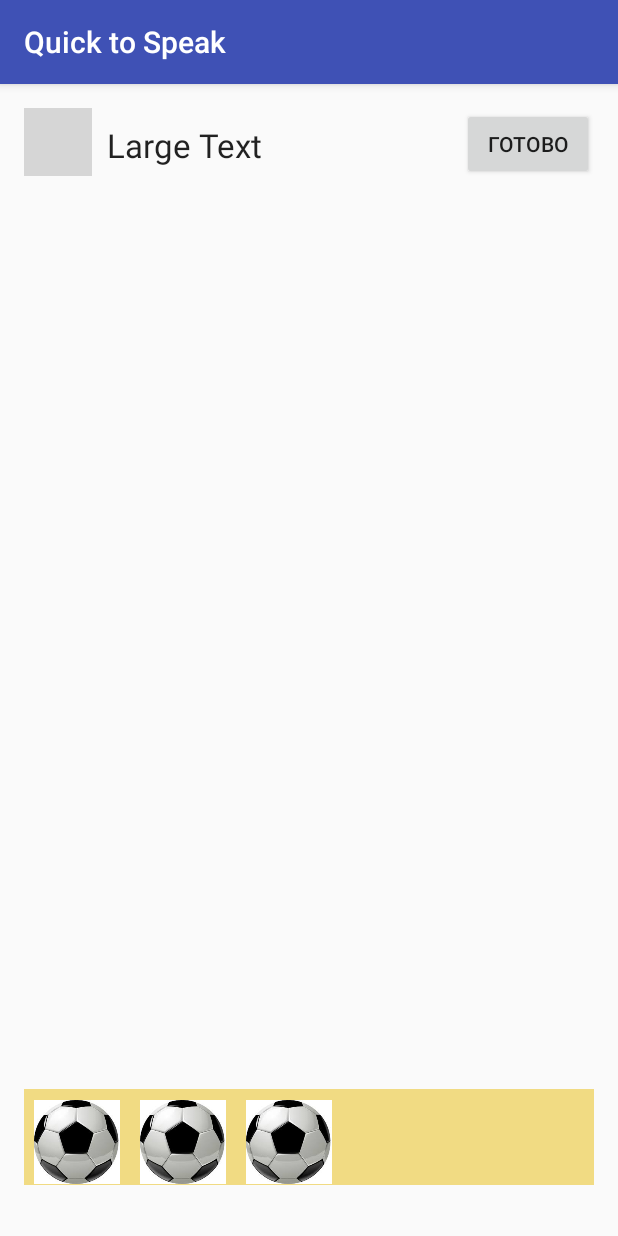
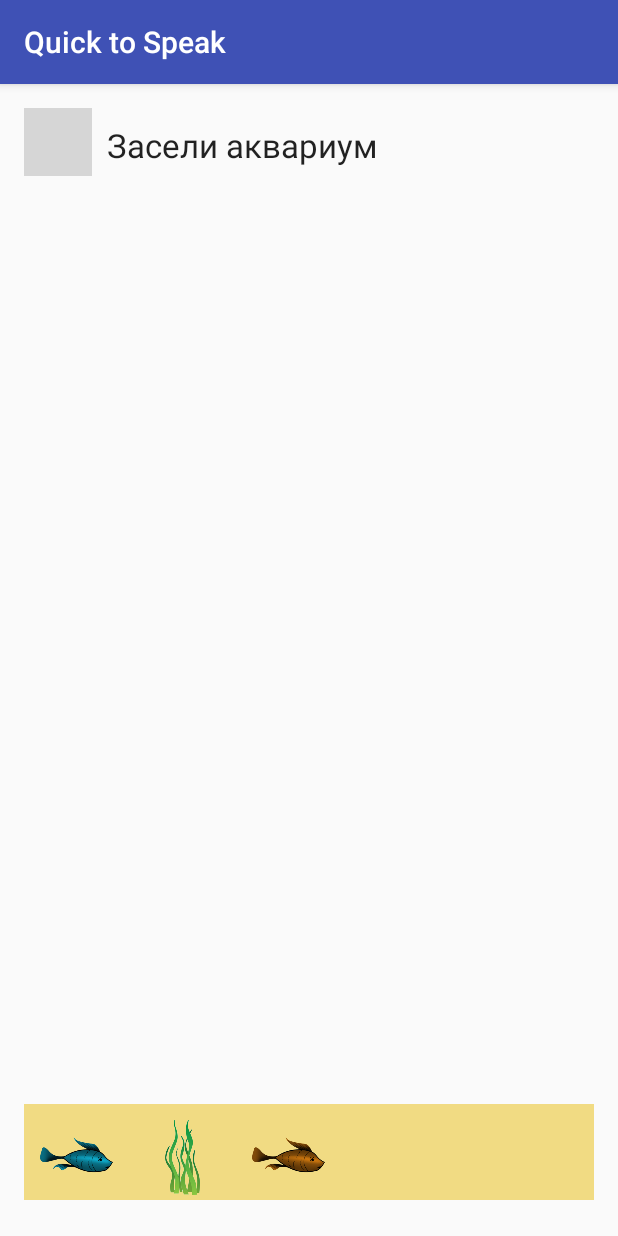
Before and after one commit to vasileuskivadzim/DashkaApp, an Android app: the AquariumActivity screen opened directly, with no data from a screen before it, on a phone screen of 412 x 824 dp. Run offline under Robolectric (Android 15) with nearby library versions, the phone set to English and light mode, and no system bars; libraries missing offline, so code that uses them is left out: ru.yandex.speechkit; grey boxes are pictures that could not be loaded.

Commit message:
add pictures to aquarium

```diff
--- a/app/build.gradle
+++ b/app/build.gradle
@@ -8,7 +8,7 @@ android {
         applicationId "com.dashkasystems.testapp1"
         minSdkVersion 23
         targetSdkVersion 24
-        versionCode 6
+        versionCode 8
         versionName "1.0"
     }
     buildTypes {
--- a/app/src/main/java/com/dashkasystems/testapp1/Aquarium/Fish.java
+++ b/app/src/main/java/com/dashkasystems/testapp1/Aquarium/Fish.java
@@ -1,6 +1,11 @@
 package com.dashkasystems.testapp1.Aquarium;
 
+import android.content.Context;
+import android.graphics.PorterDuff;
+import android.graphics.drawable.Drawable;
+
 import com.dashkasystems.testapp1.Color;
+import com.dashkasystems.testapp1.R;
 
 /**
  * Created by pandasystems on 5/1/17.
@@ -18,4 +23,12 @@ public class Fish extends Inhabitant {
     public String verbalDescription() {
         return color.name + " рыбка";
     }
+
+    @Override
+    public Drawable getInhabitantDrawable(Context context) {
+        Drawable fish = context.getDrawable(R.drawable.gray_aqua_fish).mutate();
+        int color = context.getColor(this.color.color);
+        fish.setColorFilter(color, PorterDuff.Mode.MULTIPLY);
+        return fish;
+    }
 }
--- a/app/src/main/java/com/dashkasystems/testapp1/Aquarium/Inhabitant.java
+++ b/app/src/main/java/com/dashkasystems/testapp1/Aquarium/Inhabitant.java
@@ -1,4 +1,7 @@
 package com.dashkasystems.testapp1.Aquarium;
+
+import android.content.Context;
+import android.graphics.drawable.Drawable;
 
 /**
  * Created by pandasystems on 5/1/17.
@@ -7,7 +10,9 @@ package com.dashkasystems.testapp1.Aquarium;
 
 
 
-public class Inhabitant {
+public abstract class Inhabitant {
+    public abstract Drawable getInhabitantDrawable(Context context);
+
     public enum Spot {
         ANY, BOTTOM, BOTTOM_DOUBLE
     };
--- a/app/src/main/java/com/dashkasystems/testapp1/Aquarium/Plant.java
+++ b/app/src/main/java/com/dashkasystems/testapp1/Aquarium/Plant.java
@@ -1,4 +1,9 @@
 package com.dashkasystems.testapp1.Aquarium;
+
+import android.content.Context;
+import android.graphics.drawable.Drawable;
+
+import com.dashkasystems.testapp1.R;
 
 /**
  * Created by pandasystems on 5/1/17.
@@ -10,6 +15,15 @@ public class Plant extends Inhabitant {
     }
 
     @Override
+    public Drawable getInhabitantDrawable(Context context) {
+        if (this.spot == Spot.BOTTOM_DOUBLE) {
+            return context.getDrawable(R.drawable.big_aqua_plant);
+        } else {
+            return context.getDrawable(R.drawable.small_aqua_plant);
+        }
+    }
+
+    @Override
     public String verbalDescription() {
         if (this.spot == Spot.BOTTOM_DOUBLE) {
             return "большой растение";
@@ -17,4 +31,6 @@ public class Plant extends Inhabitant {
             return "маленький растение";
         }
     }
+
+
 }
--- a/app/src/main/res/layout/activity_aquarium.xml
+++ b/app/src/main/res/layout/activity_aquarium.xml
@@ -23,19 +23,12 @@
         android:layout_alignParentStart="true"
         app:srcCompat="@drawable/speak" />
 
-    <Button
-        android:text="Готово"
-        android:layout_width="wrap_content"
-        android:layout_height="wrap_content"
-        android:id="@+id/checkBtn"
-        android:layout_alignParentTop="true"
-        android:layout_alignParentEnd="true" />
 
     <TextView
         android:layout_width="wrap_content"
         android:layout_height="wrap_content"
         android:textAppearance="?android:attr/textAppearanceLarge"
-        android:text="Large Text"
+        android:text="Засели аквариум"
         android:id="@+id/titleTextView"
         android:layout_marginStart="10dp"
         android:layout_marginTop="10dp"
@@ -58,7 +51,7 @@
         android:layout_width="match_parent"
         android:layout_height="wrap_content"
         android:minHeight="30dp"
-        android:layout_marginBottom="18dp"
+        android:layout_marginBottom="8dp"
         android:id="@+id/inhabitants_view"
         android:layout_alignParentBottom="true"
         android:layout_alignParentStart="true"></LinearLayout>
```
Also changed, not shown: app/src/main/java/com/dashkasystems/testapp1/Aquarium/AquariumExercise.java (+7 -1 lines), app/src/main/java/com/dashkasystems/testapp1/AquariumActivity.java (+29 -8 lines), app/src/main/res/drawable/big_aqua_plant.png (added), app/src/main/res/drawable/gray_aqua_fish.png (added), app/src/main/res/drawable/small_aqua_plant.png (added).
